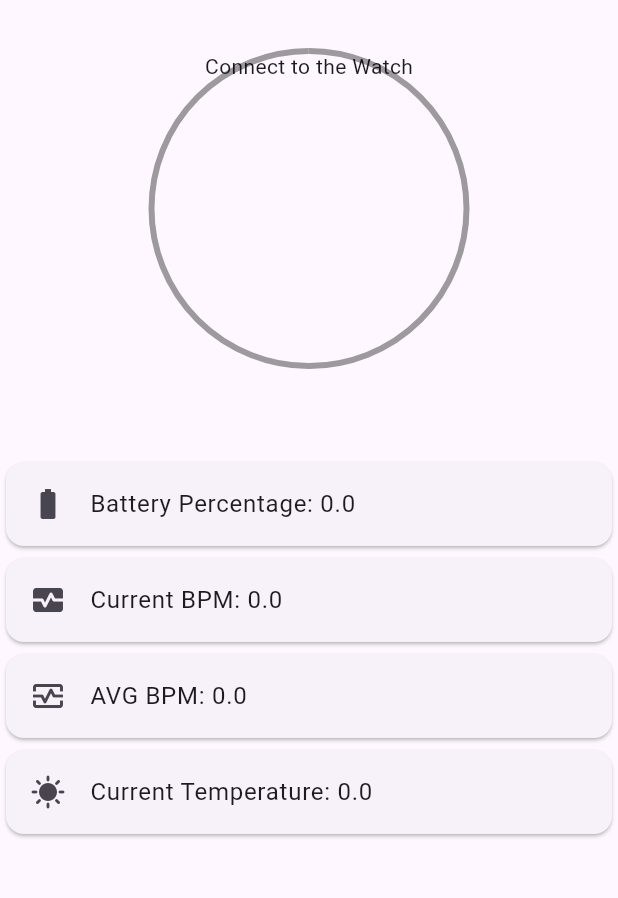
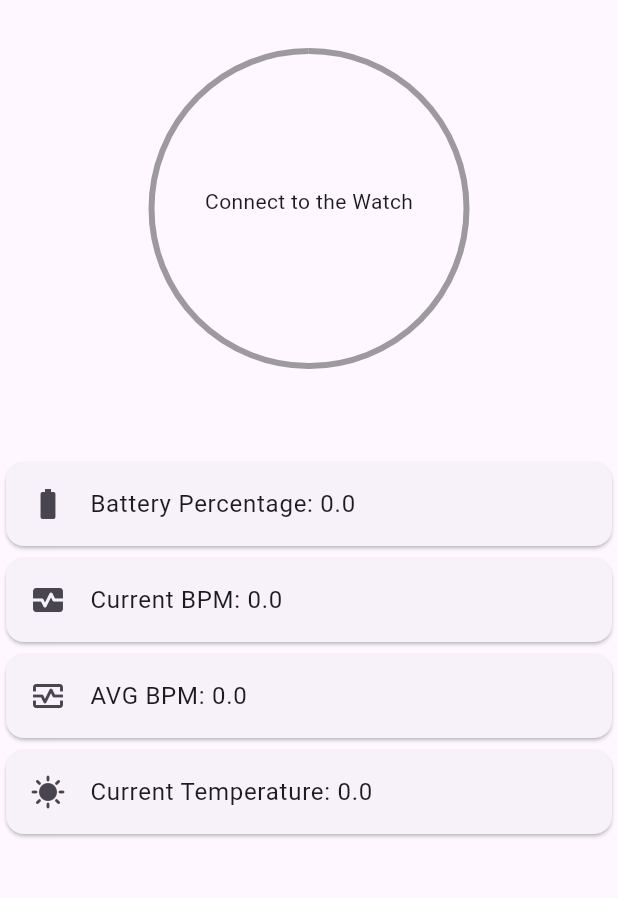
Before and after one commit to iSpammer/esp32_smartwatch_app_manager, a Flutter app: the screen it shows after launch, on a phone screen of 412 x 824 dp, the part 63-961 px from its top. Run offline on Flutter 3.47's test engine with Material 2 defaults, Android fonts, the phone set to English and light mode, and no system bars; our stand-ins replace flutter_bluetooth_serial.

Commit message:
3rd Kommit

```diff
--- a/lib/my_home_page.dart
+++ b/lib/my_home_page.dart
@@ -1,9 +1,7 @@
-import 'dart:convert';
 
 import 'package:flutter/material.dart';
 import 'package:flutter/services.dart';
 import 'package:flutter_bluetooth_serial/flutter_bluetooth_serial.dart';
-import 'package:lottie/lottie.dart';
 import 'package:test_esp32/bluetooth_devices.dart';
 import 'package:test_esp32/percent_indicator.dart';
 
@@ -152,7 +150,7 @@ class _MyHomePageState extends State<MyHomePage> {
                     return PercentIndicator.connecting();
                   case BluetoothConnectionState.connected:
                     return PercentIndicator.connected(
-                      percent: batSOC!/100 ?? 0,
+                      percent: batSOC!/100 ,
                       avgValue: avgvalue!.toString(),
                     );
                   case BluetoothConnectionState.error:
--- a/lib/percent_indicator.dart
+++ b/lib/percent_indicator.dart
@@ -42,7 +42,7 @@ class PercentIndicator extends StatelessWidget {
              Row(
                   mainAxisAlignment: MainAxisAlignment.center,
                   children: [
-                    _message == 'Disconnected' ? Container(child: Text("Connect to the Watch"),) :Container(
+                    _message == 'Disconnected' ? Container(height: 200, child: Center(child: Text("Connect to the Watch")),) :Container(
                       //margin: EdgeInsets.all(20),
                       width: 200,
                       height: 205,
```
Also changed, not shown: pubspec.yaml (+8 -1 lines), assets/smartwatch-heart-icon.png (added), pubspec.lock, 28 other files.
